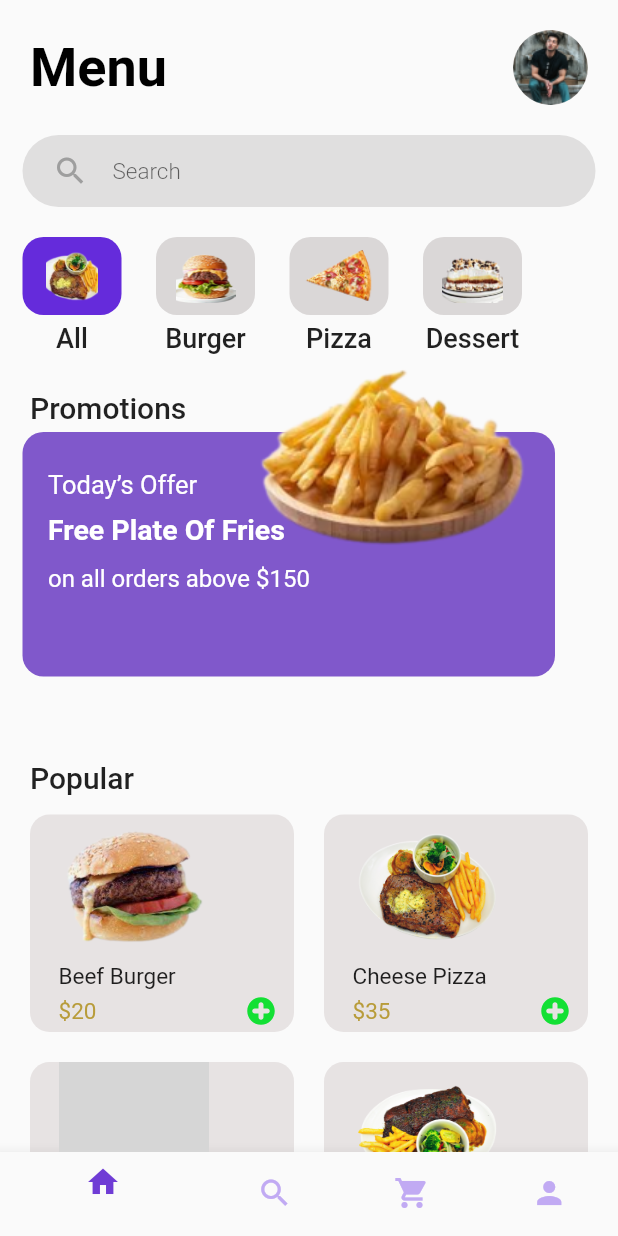
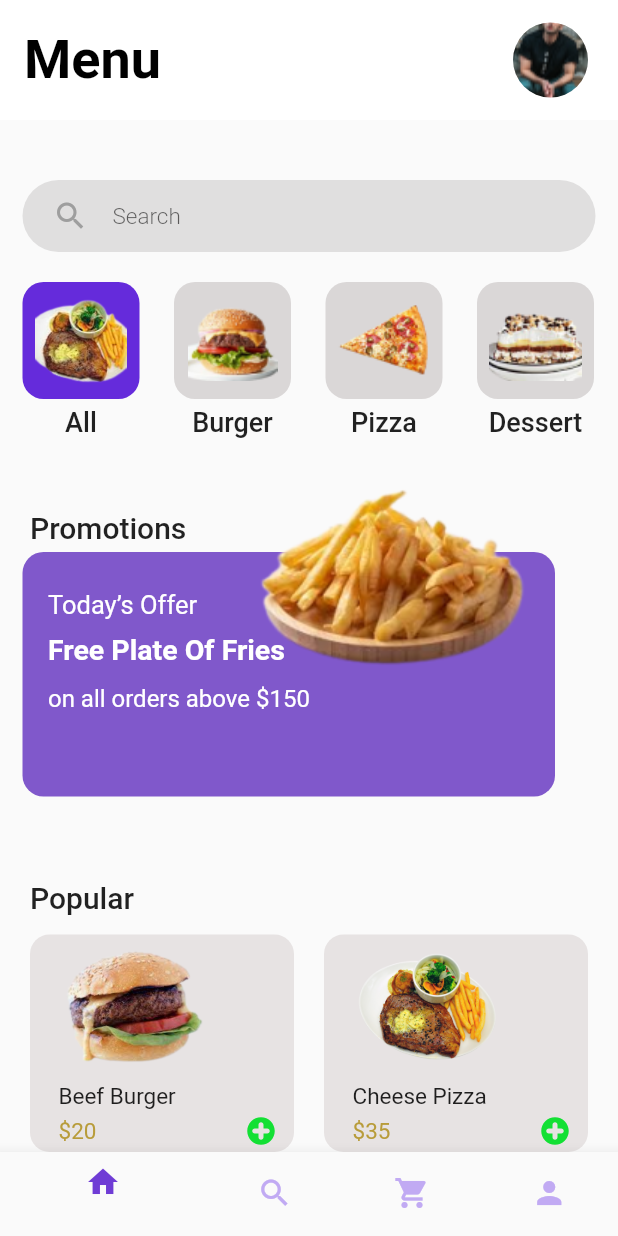
Before and after one commit to root7277/food_shop, a Flutter app: the screen it shows after launch, after a tap on "Get Started", on a phone screen of 412 x 824 dp. Run offline on Flutter 3.47's test engine with Material 2 defaults, Android fonts, the phone set to English and light mode, and no system bars; our stand-ins replace flutter_svg; Roboto replaces fonts that are missing (Poppins); grey boxes are pictures that could not be loaded.

Commit message:
minor changes

```diff
--- a/lib/main.dart
+++ b/lib/main.dart
@@ -16,14 +16,13 @@ class MyApp extends StatelessWidget {
   Widget build(BuildContext context) {
     return MaterialApp(
       debugShowCheckedModeBanner: false,
-      initialRoute: 'getstarted',
+      initialRoute: 'getstarted_page',
       routes: {
         'getstarted_page': (context) => const GetStartedPage(),
         'home_page': (context) => const HomePage(),
         'food_data': (context) => const FoodDataPage(),
         'items_in_cart': (context) => const ItemsInCart(),
       },
-      home: const GetStartedPage(),
     );
   }
 }
--- a/lib/pages/getstarted_page.dart
+++ b/lib/pages/getstarted_page.dart
@@ -1,5 +1,4 @@
 import 'package:flutter/material.dart';
-
 
 class GetStartedPage extends StatefulWidget {
   const GetStartedPage({super.key});
@@ -13,10 +12,11 @@ class _GetStartedPageState extends State<GetStartedPage> {
   Widget build(BuildContext context) {
     return Scaffold(
       backgroundColor: const Color.fromRGBO(85, 25, 213, 1),
-      body: Padding(
-        padding: const EdgeInsets.only(left: 55, top: 120),
-        child: Column(
-          mainAxisAlignment: MainAxisAlignment.start,
+      body: Row(
+        mainAxisAlignment: MainAxisAlignment.center,
+        children: [
+          Column(
+            mainAxisAlignment: MainAxisAlignment.center,
             children: [
               const CircleAvatar(
                 backgroundImage: AssetImage('assets/get.png'),
@@ -24,21 +24,32 @@ class _GetStartedPageState extends State<GetStartedPage> {
                 radius: 130,
               ),
               const SizedBox(height: 100),
-           const Text("""Enjoy Your \n     Food""", style: TextStyle(fontSize: 42, fontWeight: FontWeight.w600, color: Colors.white),),
+              SizedBox(
+                width: MediaQuery.of(context).size.width * 0.8,
+                child: const Text(
+                  """Enjoy Your Food""",
+                  textAlign: TextAlign.center,
+                  style: TextStyle(fontSize: 42, fontWeight: FontWeight.w600, color: Colors.white),
+                ),
+              ),
               const SizedBox(height: 41),
               ElevatedButton(
-            onPressed: (){
-              Navigator.pushNamed(context, 'home_page');
+                onPressed: () {
+                  Navigator.pushReplacementNamed(context, 'home_page');
                 },
-            child: Text('Get Started', style: TextStyle(fontSize: 25, fontWeight: FontWeight.w600, color: Color.fromARGB(255, 85, 25, 213)),),
                 style: const ButtonStyle(
                   backgroundColor: MaterialStatePropertyAll(Color.fromARGB(255, 217, 217, 217)),
                   minimumSize: MaterialStatePropertyAll(Size(245, 79)),
                   shape: MaterialStatePropertyAll(RoundedRectangleBorder(borderRadius: BorderRadius.all(Radius.circular(36)))),
                 ),
+                child: const Text(
+                  'Get Started',
+                  style: TextStyle(fontSize: 25, fontWeight: FontWeight.w600, color: Color.fromARGB(255, 85, 25, 213)),
+                ),
               ),
             ],
           ),
+        ],
       ),
     );
   }
--- a/lib/pages/home_page.dart
+++ b/lib/pages/home_page.dart
@@ -3,8 +3,6 @@ import 'package:food_shop/widgets/navigation_bar_widget.dart';
 import 'package:food_shop/widgets/scroll_food.dart';
 import 'package:food_shop/widgets/cart_widget.dart';
 import 'package:food_shop/widgets/popular_widger.dart';
-
-
 
 class HomePage extends StatefulWidget {
   const HomePage({super.key});
@@ -18,39 +16,56 @@ class _HomePageState extends State<HomePage> {
   Widget build(BuildContext context) {
     return SafeArea(
       child: Scaffold(
+        appBar: AppBar(
+          toolbarHeight: 80,
+          backgroundColor: Colors.white,
+          elevation: 0,
+          title: const Text(
+            'Menu',
+            style: TextStyle(color: Colors.black, fontSize: 36, fontFamily: 'Poppins', fontWeight: FontWeight.w700),
+          ),
+          actions: const [
+            CircleAvatar(
+              backgroundImage: AssetImage('assets/appbar.png'),
+              backgroundColor: Color.fromARGB(255, 237, 232, 232),
+              radius: 25,
+            ),
+            SizedBox(width: 20),
+          ],
+        ),
         resizeToAvoidBottomInset: false,
-        bottomNavigationBar: const NavigationBarWidget(),
         body: Padding(
           padding: const EdgeInsets.only(top: 20),
           child: Column(
             crossAxisAlignment: CrossAxisAlignment.start,
             children: [
-              const Padding(
-                padding: EdgeInsets.only(left: 20, right: 20),
-                child: Row(
-                  mainAxisAlignment: MainAxisAlignment.spaceBetween,
-                  children: [
-                    Text('Menu', style: TextStyle(fontSize: 36, fontWeight: FontWeight.w600, color: Colors.black),),
-                    CircleAvatar(
-                      backgroundImage: AssetImage('assets/appbar.png'),
-                      backgroundColor: Color.fromARGB(255, 237, 232, 232),
-                      radius: 25,
-                    ),
-                  ],
-                ),
-              ),
+              // TODO: Delete this comment
+              // const Padding(
+              //   padding: EdgeInsets.only(left: 20, right: 20),
+              //   child: Row(
+              //     mainAxisAlignment: MainAxisAlignment.spaceBetween,
+              //     children: [
+              //       Text(
+              //         'Menu',
+              //         style: TextStyle(fontSize: 36, fontWeight: FontWeight.w600, color: Colors.black),
+              //       ),
+              //       CircleAvatar(
+              //         backgroundImage: AssetImage('assets/appbar.png'),
+              //         backgroundColor: Color.fromARGB(255, 237, 232, 232),
+              //         radius: 25,
+              //       ),
+              //     ],
+              //   ),
+              // ),
               const SizedBox(height: 20),
               Container(
                 margin: const EdgeInsets.fromLTRB(15, 0, 15, 20),
-                  decoration: const BoxDecoration(
-                    color: Color.fromARGB(255, 224, 223, 223),
-                    borderRadius: BorderRadius.all(Radius.circular(32)),
-                  ),
+                decoration: const BoxDecoration(color: Color.fromARGB(255, 224, 223, 223), borderRadius: BorderRadius.all(Radius.circular(32))),
                 child: const Padding(
                   padding: EdgeInsets.only(left: 20),
                   child: TextField(
                     decoration: InputDecoration(
-                        icon: Icon(Icons.search, color: Colors.grey,),
+                      icon: Icon(Icons.search, color: Colors.grey),
                       hintText: 'Search',
                       hintStyle: TextStyle(fontSize: 15, fontWeight: FontWeight.w300),
                       border: InputBorder.none,
@@ -58,7 +73,10 @@ class _HomePageState extends State<HomePage> {
                   ),
                 ),
               ),
-             const SizedBox(height: 80, child: Expanded(child: ScrollFood())),
+              const SizedBox(
+                height: 130,
+                child: Expanded(child: ScrollFood()),
+              ),
               const TextWidget(title: 'Promotions'),
               const SizedBox(height: 5),
               const CartWidget(),
@@ -69,15 +87,11 @@ class _HomePageState extends State<HomePage> {
             ],
           ),
         ),
+        bottomNavigationBar: const NavigationBarWidget(),
       ),
     );
   }
 }
-
-
-
-
-
 
 class TextWidget extends StatelessWidget {
   final title;
@@ -90,7 +104,10 @@ class TextWidget extends StatelessWidget {
   Widget build(BuildContext context) {
     return Padding(
       padding: const EdgeInsets.only(left: 20, top: 22),
-      child: Text(title, style: const TextStyle(fontSize: 20, fontWeight: FontWeight.w500),),
+      child: Text(
+        title,
+        style: const TextStyle(fontSize: 20, fontWeight: FontWeight.w500),
+      ),
     );
   }
 }
--- a/lib/widgets/item_in_cart_widget.dart
+++ b/lib/widgets/item_in_cart_widget.dart
@@ -15,21 +15,18 @@ class _ItemCartInState extends State<ItemCartIn> {
     return Expanded(
       child: ListView.builder(
           itemCount: orderImage.length,
-        itemBuilder: (context, index){
+          itemBuilder: (context, index) {
             return ListTile(
               title: Row(
                 children: [
                   Container(
                     width: 110,
                     height: 110,
-                decoration: BoxDecoration(
-                  borderRadius: BorderRadius.circular(15),
-                  color: const Color(0xFFE7E3E3),
-               ),
+                    decoration: BoxDecoration(borderRadius: BorderRadius.circular(15), color: const Color(0xFFE7E3E3)),
                     child: Image.asset(orderImage[index]),
                   ),
                   Padding(
-                  padding: const EdgeInsets.only(left: 10),                   //a
+                    padding: const EdgeInsets.only(left: 10), //a
                     child: Column(
                       crossAxisAlignment: CrossAxisAlignment.start,
                       children: [
@@ -43,26 +40,32 @@ class _ItemCartInState extends State<ItemCartIn> {
                         ),
                         Padding(
                           padding: const EdgeInsets.only(left: 10),
-                        child: Text(orderPrice[index], style: const TextStyle(fontSize: 18, fontWeight: FontWeight.w500, color: Color(0xFFB89C3A)),),
+                          child: Text(
+                            orderPrice[index],
+                            style: const TextStyle(fontSize: 18, fontWeight: FontWeight.w500, color: Color(0xFFB89C3A)),
+                          ),
                         ),
                         Row(
                           mainAxisAlignment: MainAxisAlignment.start,
                           children: [
                             IconButton(
-                            onPressed: (){
+                              onPressed: () {
                                 setState(() {
                                   countfood_2++;
                                 });
                               },
                               icon: const Icon(Icons.add_circle_outline, color: Color(0xFF8058CB), size: 18),
                             ),
-                          Text('$countfood_2', style: const TextStyle(fontSize: 17, fontWeight: FontWeight.w500, color: Color(0xFF5817E1)),),
+                            Text(
+                              '$countfood_2',
+                              style: const TextStyle(fontSize: 17, fontWeight: FontWeight.w500, color: Color(0xFF5817E1)),
+                            ),
                             IconButton(
-                            onPressed: (){
+                              onPressed: () {
                                 setState(() {
-                              if(countfood_2 > 1){
+                                  if (countfood_2 > 1) {
                                     countfood_2--;
-                              }else{
+                                  } else {
                                     countfood_2;
                                   }
                                 });
@@ -77,19 +80,19 @@ class _ItemCartInState extends State<ItemCartIn> {
                 ],
               ),
               trailing: IconButton(
-                              onPressed: (){
+                onPressed: () {
                   setState(() {
                     orderName.remove(orderName[index]);
                     orderPrice.remove(orderPrice[index]);
                     orderImage.remove(orderImage[index]);
                   });
                   item['item_count']--;
+                  print(item['item_count']);
                 },
                 icon: const Icon(Icons.cancel_outlined, color: Color(0xFFCE3B3B)),
               ),
             );
-        }
-      ),
+          }),
     );
   }
 }
--- a/lib/widgets/scroll_food.dart
+++ b/lib/widgets/scroll_food.dart
@@ -9,7 +9,6 @@ class ScrollFood extends StatefulWidget {
 }
 
 class _ScrollFoodState extends State<ScrollFood> {
-
   int colorIndex = 0;
 
   @override
@@ -17,35 +16,34 @@ class _ScrollFoodState extends State<ScrollFood> {
     return ListView.builder(
         scrollDirection: Axis.horizontal,
         itemCount: data.length,
-      itemBuilder: (context, index){
+        itemBuilder: (context, index) {
           final itemFood = data[index];
           return Padding(
             padding: const EdgeInsets.only(left: 15, right: 8),
             child: Column(
               children: [
                 InkWell(
-                onTap: (){
+                  onTap: () {
                     setState(() {
                       colorIndex = index;
                     });
                   },
                   child: Container(
                     padding: const EdgeInsets.all(8),
-                  width: 66,
-                  height: 52,
-                  decoration: BoxDecoration(
-                    borderRadius: const BorderRadius.all(Radius.circular(14)),
-                    color: colorIndex == index? const Color(0xFF652BDB): const Color(0xFFDAD7D7),
-                  ),
+                    width: 78,
+                    height: 78,
+                    decoration: BoxDecoration(borderRadius: const BorderRadius.all(Radius.circular(14)), color: colorIndex == index ? const Color(0xFF652BDB) : const Color(0xFFDAD7D7)),
                     child: Image.asset(itemFood['image'], height: 50),
                   ),
                 ),
                 const SizedBox(height: 5),
-              Text(itemFood['name_food'], style: const TextStyle(fontSize: 18, fontWeight: FontWeight.w500),)
+                Text(
+                  itemFood['name_food'],
+                  style: const TextStyle(fontSize: 18, fontWeight: FontWeight.w500),
+                )
               ],
             ),
           );
-      }
-    );
+        });
   }
 }
```
Lines whose indentation alone changed are shown as unchanged.
